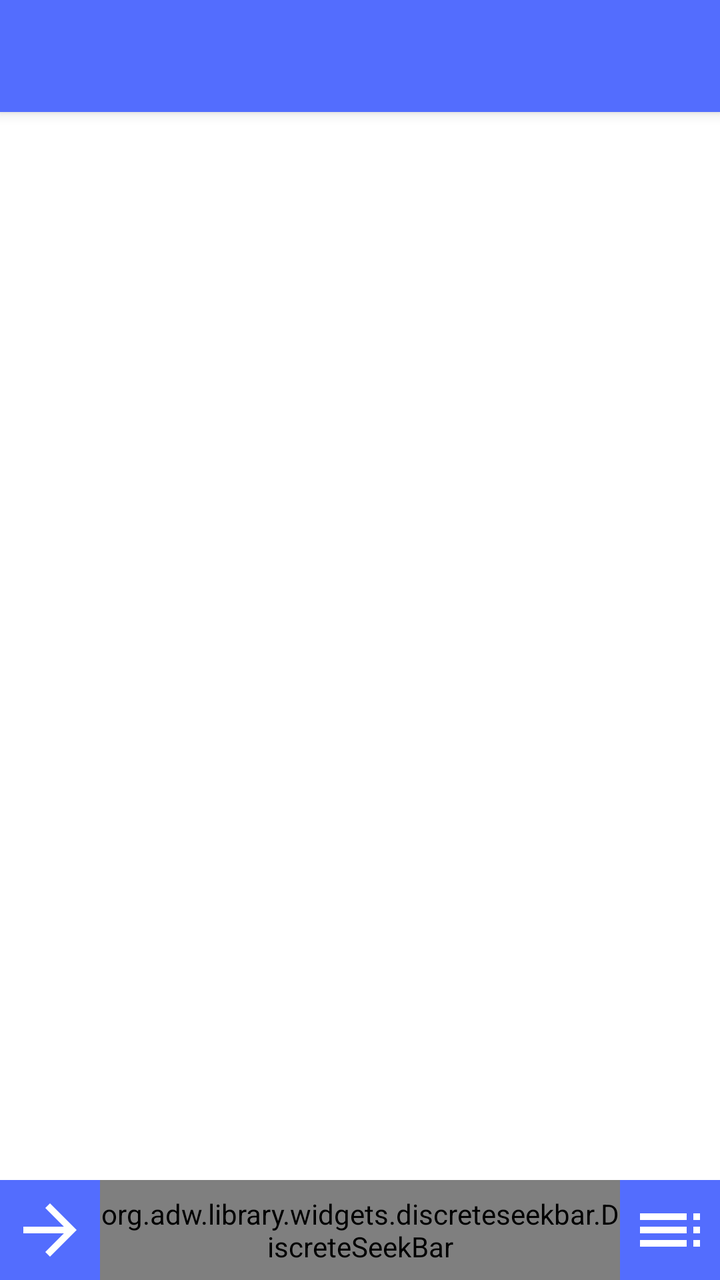
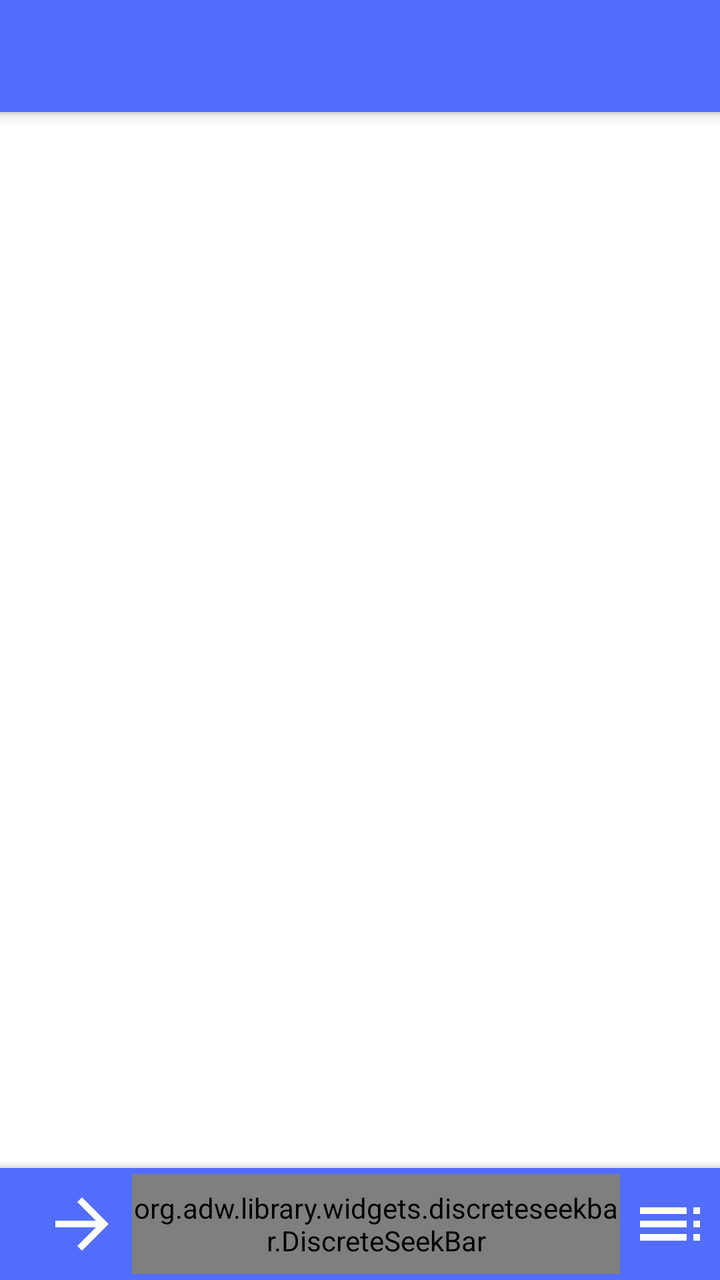

Two renders of the same Android screen: before a commit and after it. Below are the layout's source before the change and the commit's diff.
<!-- AndroidManifest.xml: application theme AppTheme -->
<!-- res/layout/activity_readbook.xml -->
<?xml version="1.0" encoding="utf-8"?>

<RelativeLayout
    xmlns:android="http://schemas.android.com/apk/res/android"
    xmlns:app="http://schemas.android.com/apk/res-auto"
    xmlns:tools="http://schemas.android.com/tools"
    android:layout_width="match_parent"
    android:layout_height="match_parent"
    tools:context="mm.pndaza.tipitakamyanmar.activity.ReadBookActivity">

    <androidx.appcompat.widget.Toolbar
        style="@style/Widget.MaterialComponents.Toolbar.Primary"
        android:id="@+id/toolbar"
        android:layout_width="match_parent"
        android:layout_height="?android:actionBarSize"
        android:elevation="@dimen/toolbar_elevation"
        android:title="@string/app_name"
        android:layout_alignParentTop="true"/>

    <androidx.viewpager.widget.ViewPager
        android:id="@+id/vpPager"
        android:layout_width="match_parent"
        android:layout_height="match_parent"
        android:layout_below="@+id/toolbar"
        android:layout_above="@+id/control_bar"/>

    <LinearLayout
        android:id="@+id/control_bar"
        android:layout_width="match_parent"
        android:layout_height="50dp"
        android:background="@color/color_primary"
        android:orientation="horizontal"
        android:layout_alignParentBottom="true">

        <ImageButton
            android:id="@+id/btn_goto"
            android:layout_width="50dp"
            android:layout_height="50dp"
            android:background="@android:color/transparent"
            android:padding="5dp"
            android:scaleType="fitXY"
            android:src="@drawable/icon_goto" />

        <org.adw.library.widgets.discreteseekbar.DiscreteSeekBar
            android:id="@+id/seedbar"
            android:layout_width="wrap_content"
            android:layout_height="50dp"
            android:layout_gravity="center"
            android:layout_weight="1"
            android:background="@android:color/transparent"
            app:dsb_indicatorColor="@color/color_secondary"
            app:dsb_progressColor="@color/color_secondary"
            app:dsb_trackColor="@android:color/white" />


        <ImageButton
            android:id="@+id/btn_toc"
            android:layout_width="50dp"
            android:layout_height="50dp"
            android:background="@android:color/transparent"
            android:padding="5dp"
            android:scaleType="fitXY"
            android:src="@drawable/icon_toc" />

    </LinearLayout>
</RelativeLayout>
<!-- resources referenced by this layout -->
<resources>
  <color name="color_primary">#536dfe</color>
  <color name="color_secondary">#E91E63</color>
  <dimen name="toolbar_elevation">4dp</dimen>
  <!-- drawable icon_goto (drawable) -->
  <vector xmlns:android="http://schemas.android.com/apk/res/android"
      android:width="24dp"
      android:height="24dp"
      android:viewportWidth="24.0"
      android:viewportHeight="24.0">
      <path
          android:fillColor="#ffffff"
          android:pathData="M12,4l-1.41,1.41L16.17,11H4v2h12.17l-5.58,5.59L12,20l8,-8z"/>
  </vector>
  <!-- drawable icon_toc (drawable) -->
  <vector xmlns:android="http://schemas.android.com/apk/res/android"
          android:width="24dp"
          android:height="24dp"
          android:viewportWidth="24.0"
          android:viewportHeight="24.0">
      <path
          android:fillColor="#ffffff"
          android:pathData="M3,9h14L17,7L3,7v2zM3,13h14v-2L3,11v2zM3,17h14v-2L3,15v2zM19,17h2v-2h-2v2zM19,7v2h2L21,7h-2zM19,13h2v-2h-2v2z"/>
  </vector>
  <string name="app_name">Tipitaka Myanmar</string>
  <style name="AppTheme" parent="Theme.MaterialComponents.DayNight.NoActionBar">
          
          <item name="colorPrimary">@color/color_primary</item>
          <item name="colorPrimaryVariant">@color/color_primary_variant</item>
          <item name="colorSecondary">@color/color_secondary</item>
          <item name="colorSecondaryVariant">@color/color_secondary_variant</item>
  
          <item name="android:colorBackground">@color/color_background</item>
          <item name="colorSurface">@color/color_surface</item>
          <item name="colorError">@color/color_error</item>
  
          <item name="colorOnPrimary">@color/color_on_primary</item>
          <item name="colorOnSecondary">@color/color_on_secondary</item>
          <item name="colorOnBackground">@color/color_on_background</item>
          <item name="colorOnSurface">@color/color_on_surface</item>
  
          
          <item name="colorPrimaryDark">?colorPrimaryVariant</item>
          <item name="colorAccent">?colorSecondary</item>
      </style>
  <color name="color_primary_variant">#304ffe</color>
  <color name="color_secondary_variant">#EC407A</color>
  <color name="color_background">#ffffff</color>
  <color name="color_surface">#ffffff</color>
  <color name="color_error">#ad1457</color>
  <color name="color_on_primary">#ffffff</color>
  <color name="color_on_secondary">#000000</color>
  <color name="color_on_background">#424242</color>
  <color name="color_on_surface">#212121</color>
</resources>

<!-- the commit's change to res/layout/activity_readbook.xml (unified diff, before → after) -->
@@ -1,66 +1,81 @@
 <?xml version="1.0" encoding="utf-8"?>
 
-<RelativeLayout
-    xmlns:android="http://schemas.android.com/apk/res/android"
+<androidx.coordinatorlayout.widget.CoordinatorLayout xmlns:android="http://schemas.android.com/apk/res/android"
     xmlns:app="http://schemas.android.com/apk/res-auto"
     xmlns:tools="http://schemas.android.com/tools"
+    android:id="@+id/root_layout"
     android:layout_width="match_parent"
     android:layout_height="match_parent"
     tools:context="mm.pndaza.tipitakamyanmar.activity.ReadBookActivity">
 
-    <androidx.appcompat.widget.Toolbar
-        style="@style/Widget.MaterialComponents.Toolbar.Primary"
-        android:id="@+id/toolbar"
+    <com.google.android.material.appbar.AppBarLayout
+        android:id="@+id/reader_appbar"
         android:layout_width="match_parent"
-        android:layout_height="?android:actionBarSize"
-        android:elevation="@dimen/toolbar_elevation"
-        android:title="@string/app_name"
-        android:layout_alignParentTop="true"/>
+        android:layout_height="wrap_content"
+        android:backgroundTint="@color/color_primary">
+
+        <androidx.appcompat.widget.Toolbar
+            android:id="@+id/toolbar"
+            style="@style/Widget.MaterialComponents.Toolbar.Primary"
+            android:layout_width="match_parent"
+            android:layout_height="?android:actionBarSize"
+            android:elevation="@dimen/toolbar_elevation"
+            android:title="@string/app_name" />
+    </com.google.android.material.appbar.AppBarLayout>
 
     <androidx.viewpager.widget.ViewPager
         android:id="@+id/vpPager"
         android:layout_width="match_parent"
         android:layout_height="match_parent"
-        android:layout_below="@+id/toolbar"
-        android:layout_above="@+id/control_bar"/>
+        app:layout_behavior="@string/appbar_scrolling_view_behavior" />
 
-    <LinearLayout
-        android:id="@+id/control_bar"
+    <com.google.android.material.bottomappbar.BottomAppBar
+        android:id="@+id/control_bar_container"
         android:layout_width="match_parent"
-        android:layout_height="50dp"
-        android:background="@color/color_primary"
-        android:orientation="horizontal"
-        android:layout_alignParentBottom="true">
+        android:layout_height="wrap_content"
+        android:backgroundTint="@color/color_primary"
+        android:layout_gravity="bottom"
+        app:fabCradleMargin="10dp"
+        app:fabCradleRoundedCornerRadius="10dp"
+        app:fabCradleVerticalOffset="0dp">
 
-        <ImageButton
-            android:id="@+id/btn_goto"
-            android:layout_width="50dp"
+        <LinearLayout
+            android:id="@+id/control_bar"
+            android:layout_width="match_parent"
             android:layout_height="50dp"
-            android:background="@android:color/transparent"
-            android:padding="5dp"
-            android:scaleType="fitXY"
-            android:src="@drawable/icon_goto" />
+            android:orientation="horizontal">
 
-        <org.adw.library.widgets.discreteseekbar.DiscreteSeekBar
-            android:id="@+id/seedbar"
-            android:layout_width="wrap_content"
-            android:layout_height="50dp"
-            android:layout_gravity="center"
-            android:layout_weight="1"
-            android:background="@android:color/transparent"
-            app:dsb_indicatorColor="@color/color_secondary"
-            app:dsb_progressColor="@color/color_secondary"
-            app:dsb_trackColor="@android:color/white" />
+            <ImageButton
+                android:id="@+id/btn_goto"
+                android:layout_width="50dp"
+                android:layout_height="50dp"
+                android:background="@android:color/transparent"
+                android:padding="5dp"
+                android:scaleType="fitXY"
+                android:src="@drawable/icon_goto" />
 
+            <org.adw.library.widgets.discreteseekbar.DiscreteSeekBar
+                android:id="@+id/seedbar"
+                android:layout_width="wrap_content"
+                android:layout_height="50dp"
+                android:layout_gravity="center"
+                android:layout_weight="1"
+                android:background="@android:color/transparent"
+                app:dsb_indicatorColor="@color/color_secondary"
+                app:dsb_progressColor="@color/color_secondary"
+                app:dsb_trackColor="@android:color/white" />
 
-        <ImageButton
-            android:id="@+id/btn_toc"
-            android:layout_width="50dp"
-            android:layout_height="50dp"
-            android:background="@android:color/transparent"
-            android:padding="5dp"
-            android:scaleType="fitXY"
-            android:src="@drawable/icon_toc" />
+            <ImageButton
+                android:id="@+id/btn_toc"
+                android:layout_width="50dp"
+                android:layout_height="50dp"
+                android:background="@android:color/transparent"
+                android:contentDescription="@string/toc"
+                android:padding="5dp"
+                android:scaleType="fitXY"
+                android:src="@drawable/icon_toc" />
 
-    </LinearLayout>
-</RelativeLayout>
+        </LinearLayout>
+    </com.google.android.material.bottomappbar.BottomAppBar>
+
+</androidx.coordinatorlayout.widget.CoordinatorLayout>
<!-- resource entries referenced after the edit -->
@@ -24,6 +24,7 @@
           android:pathData="M3,9h14L17,7L3,7v2zM3,13h14v-2L3,11v2zM3,17h14v-2L3,15v2zM19,17h2v-2h-2v2zM19,7v2h2L21,7h-2zM19,13h2v-2h-2v2z"/>
   </vector>
   <string name="app_name">Tipitaka Myanmar</string>
+  <string name="toc">မာတိကာ</string>
   <style name="AppTheme" parent="Theme.MaterialComponents.DayNight.NoActionBar">
           
           <item name="colorPrimary">@color/color_primary</item>
@@ -41,8 +42,10 @@
           <item name="colorOnSurface">@color/color_on_surface</item>
   
           
-          <item name="colorPrimaryDark">?colorPrimaryVariant</item>
+          <item name="colorPrimaryDark">@color/color_primary</item>
           <item name="colorAccent">?colorSecondary</item>
+          <item name="android:statusBarColor">@color/color_primary</item>
+  
       </style>
   <color name="color_primary_variant">#304ffe</color>
   <color name="color_secondary_variant">#EC407A</color>
